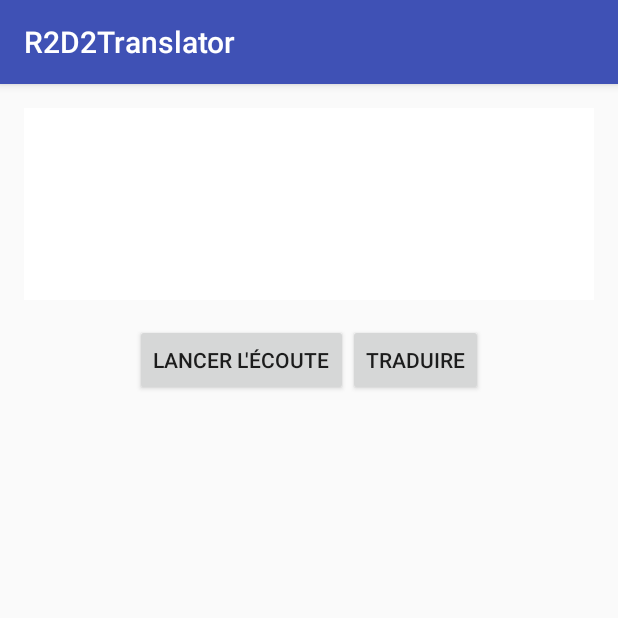
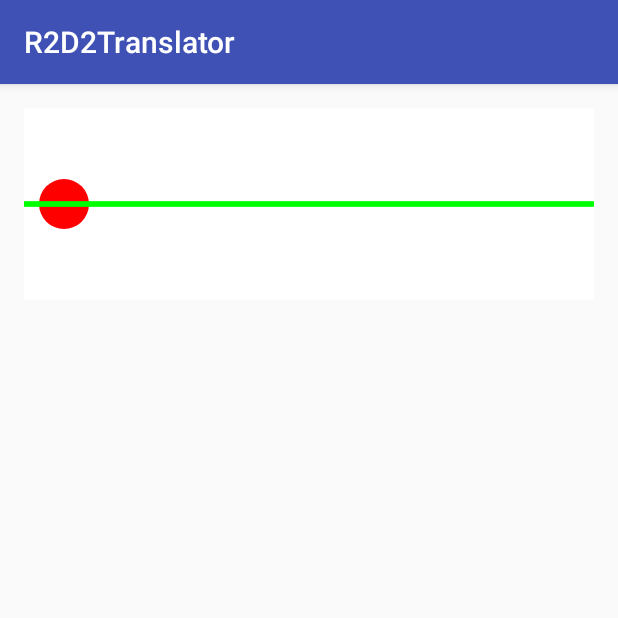
Before and after one commit to tbezenger/R2D2Translator, an Android app: the screen it shows after launch (MainActivity), on a phone screen of 412 x 824 dp, the top half of it. Run offline under Robolectric (Android 15) with nearby library versions, the phone set to English and light mode, and no system bars; 1 statement that could not run was skipped.

Commit message:
activation auto reconaissance

```diff
--- a/app/src/main/java/fr/univtln/tbezenger/r2d2translator/CanvasView.java
+++ b/app/src/main/java/fr/univtln/tbezenger/r2d2translator/CanvasView.java
@@ -18,9 +18,19 @@ public class CanvasView extends View{
     private Canvas canvas;
     private int height, width;
 
+    private boolean b;
+
     private short[] spectre;
 
     private boolean drawing = false;
+
+    public boolean isB() {
+        return b;
+    }
+
+    public void setB(boolean b) {
+        this.b = b;
+    }
 
     public CanvasView(Context context, AttributeSet attrs) {
         super(context, attrs);
@@ -47,8 +57,19 @@ public class CanvasView extends View{
 
         canvas.drawColor(Color.WHITE);
 
+        Paint redPaint = new Paint();
+        redPaint.setColor(Color.RED);
+        Paint greenPaint = new Paint();
+        greenPaint.setColor(Color.GREEN);
+
         if (spectre != null)
-            Log.d("TAG", "onDraw: "+spectre.length);
+            if (b) {
+                canvas.drawCircle(40, height, 25, greenPaint);
+            }
+            else {
+                canvas.drawCircle(40, height, 25, redPaint);
+            }
+
             if (drawing)
                 for (int i=0; i<spectre.length; i++) {
                     canvas.drawLine(width, height, width-1, (float) (spectre[i]*0.02)+height, drawPaint);
--- a/app/src/main/java/fr/univtln/tbezenger/r2d2translator/MainActivity.java
+++ b/app/src/main/java/fr/univtln/tbezenger/r2d2translator/MainActivity.java
@@ -5,6 +5,7 @@ import android.content.pm.PackageManager;
 import android.media.AudioFormat;
 import android.media.AudioRecord;
 import android.media.MediaRecorder;
+import android.os.Process;
 import android.support.v4.app.ActivityCompat;
 import android.support.v7.app.AppCompatActivity;
 import android.os.Bundle;
@@ -31,7 +32,7 @@ public class MainActivity extends AppCompatActivity implements Observer{
     MainActivityModel model;
     CanvasView canvasView;
     int SAMPLE_RATE = 22050;
-    boolean shouldContinue = true;
+
 
     @Override
     protected void onCreate(Bundle savedInstanceState) {
@@ -75,15 +76,14 @@ public class MainActivity extends AppCompatActivity implements Observer{
         }
         ///////////////////////////////////////////////////////////
 
-
+        ecouter();
     }
 
-    public void ecouter(View view){
-        shouldContinue = true;
+    public void ecouter(){
         new Thread(new Runnable() {
             @Override
             public void run() {
-                android.os.Process.setThreadPriority(android.os.Process.THREAD_PRIORITY_AUDIO);
+                Process.setThreadPriority(Process.THREAD_PRIORITY_AUDIO);
 
                 int bufferSize = AudioRecord.getMinBufferSize(SAMPLE_RATE,
                         AudioFormat.CHANNEL_IN_MONO,
@@ -109,11 +109,55 @@ public class MainActivity extends AppCompatActivity implements Observer{
 
                 Log.v("TAG", "Start recording");
 
-                long shortsRead = 0;
-                while (shouldContinue) {
-                    int numberOfShort = record.read(audioBuffer, 0, audioBuffer.length);
-                    shortsRead += numberOfShort;
 
+                boolean ecoutait = false;
+                final ObjectMapper mapper = new ObjectMapper();
+                while (true) {
+                    record.read(audioBuffer, 0, audioBuffer.length);
+                    int seuil_amplitude = 800;
+                    int sm1=0, max=0;
+                    float tcr = 0;
+                    for (short s : audioBuffer){
+                        if (s*sm1<0) {
+                            tcr += 1;
+                        }
+                        if (s>max){
+                            max = s;
+                        }
+                        sm1=s;
+                    }
+                    tcr /= audioBuffer.length;
+                    if (tcr>0.175 && max > seuil_amplitude) {
+                        ecoutait = true;
+                        runOnUiThread(new Runnable() {
+                            @Override
+                            public void run() {
+                                canvasView.setB(true);
+                            }
+                        });
+                    }
+                    else {
+                        if (ecoutait){
+                            System.out.println(audioBuffer.length);
+                            runOnUiThread(new Runnable() {
+                                @Override
+                                public void run() {
+                                    try {
+                                        model.requete(mapper.writeValueAsString(audioBuffer));
+                                    } catch (JsonProcessingException e) {
+                                        e.printStackTrace();
+                                    }
+                                }
+                            });
+                        }
+                        ecoutait = false;
+                        runOnUiThread(new Runnable() {
+                            @Override
+                            public void run() {
+                                canvasView.setB(false);
+                            }
+                        });
+                    }
                     // Do something with the audioBuffer
                     runOnUiThread(new Runnable() {
                         @Override
@@ -122,19 +166,8 @@ public class MainActivity extends AppCompatActivity implements Observer{
                         }
                     });
                 }
-
-                record.stop();
-                record.release();
-
-                // evoyer en rest
-                Log.v("TAG", String.format("Recording stopped. Samples read: %d", shortsRead));
             }
         }).start();
-    }
-
-    public void traduire(View view){
-        shouldContinue = false;
-        textResult.setText("A");
     }
 
 
--- a/app/src/main/java/fr/univtln/tbezenger/r2d2translator/MainActivityModel.java
+++ b/app/src/main/java/fr/univtln/tbezenger/r2d2translator/MainActivityModel.java
@@ -33,7 +33,6 @@ public class MainActivityModel extends Observable{
             String url = Config.URL;
             new Requete().execute(url, "POST", s).get();
             String JSON = new Requete().execute(url,"GET").get();
-            System.out.println(JSON);
             JsonDecoder<String> decoder = new JsonDecoder<>();
             texte_compris = decoder.Decoder(JSON,String.class);
 
--- a/app/src/main/res/layout/activity_main.xml
+++ b/app/src/main/res/layout/activity_main.xml
@@ -14,37 +14,13 @@
         android:layout_width="match_parent"
         android:layout_height="128dp" />
 
-    <LinearLayout
-        android:id="@+id/layout1"
-        android:layout_marginTop="@dimen/activity_vertical_margin"
-        android:layout_width="wrap_content"
-        android:layout_height="wrap_content"
-        android:layout_below="@id/canvas"
-        android:layout_centerHorizontal="true">
-
-
-        <Button
-            android:id="@+id/activationButton"
-            android:layout_width="wrap_content"
-            android:layout_height="wrap_content"
-            android:text="@string/activation_button"
-            android:onClick="ecouter"
-            />
-
-        <Button
-            android:id="@+id/validationButton"
-            android:layout_width="wrap_content"
-            android:layout_height="wrap_content"
-            android:text="@string/validation_button"
-            android:onClick="traduire"/>
-    </LinearLayout>
 
     <TextView
         android:id="@+id/textResult"
         android:layout_width="wrap_content"
         android:layout_height="wrap_content"
-        android:layout_marginTop="@dimen/activity_vertical_margin"
-        android:layout_below="@id/layout1"
+        android:layout_marginTop="96dp"
+        android:layout_below="@id/canvas"
         android:layout_centerHorizontal="true"
         android:textSize="64dp"/>
 
```
